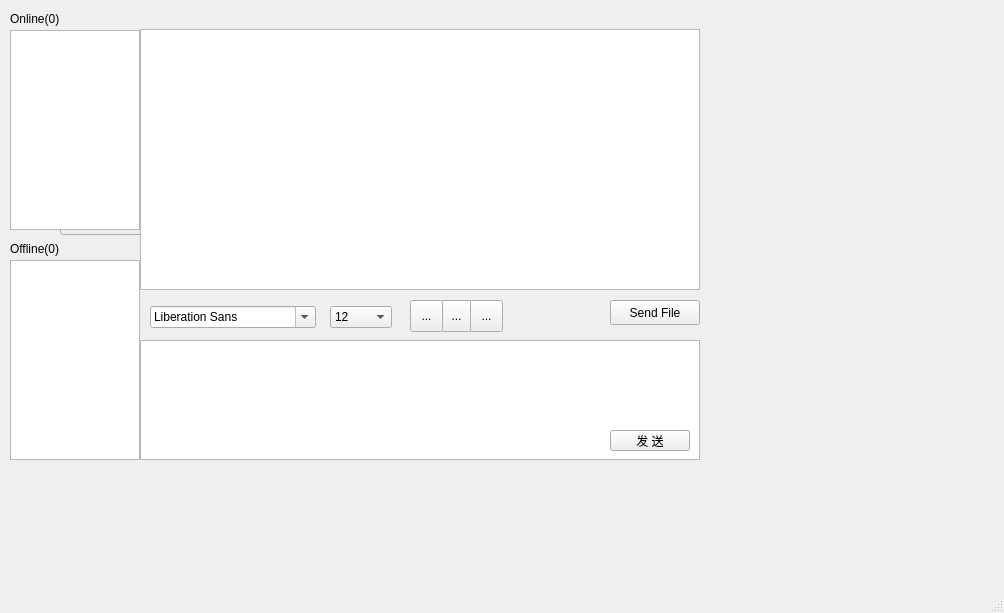
lirunquan/TCPChat, file Client/mainwindow.ui: the form before one commit.
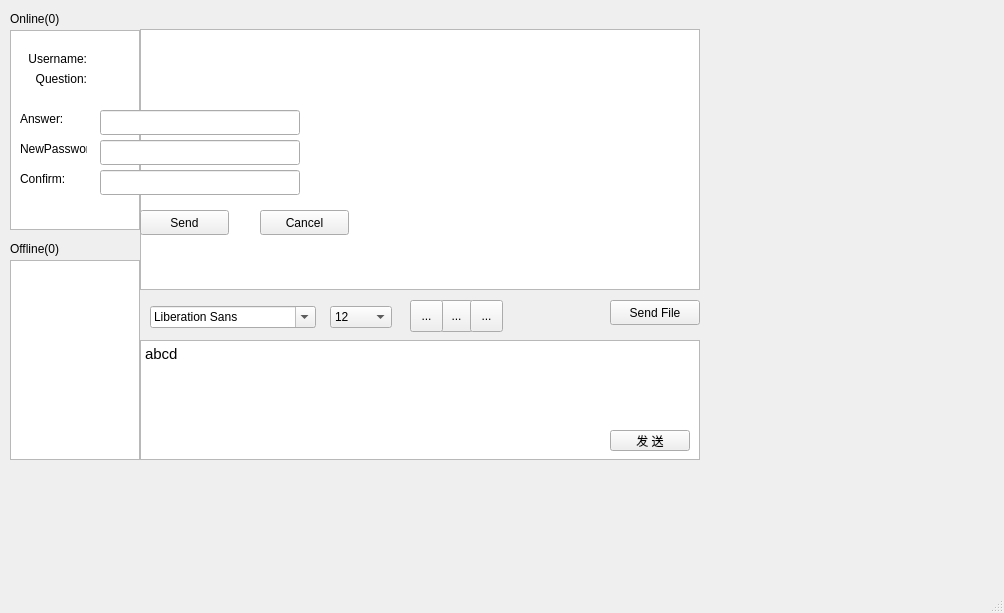
The form after the commit. The open tabs and pages were chosen to show the change. Icons and pictures are not drawn.

Commit message: fix major questions

What changed in the file:
```diff
--- a/Client/mainwindow.ui
+++ b/Client/mainwindow.ui
@@ -24,7 +24,7 @@
      </rect>
     </property>
     <property name="currentIndex">
-     <number>1</number>
+     <number>3</number>
     </property>
     <widget class="QWidget" name="page_5"/>
     <widget class="QWidget" name="page">
@@ -446,7 +446,7 @@
      <widget class="QPushButton" name="f_send">
       <property name="geometry">
        <rect>
-        <x>60</x>
+        <x>140</x>
         <y>160</y>
         <width>89</width>
         <height>25</height>
@@ -640,6 +640,13 @@
        <height>120</height>
       </rect>
      </property>
+     <property name="html">
+      <string>&lt;!DOCTYPE HTML PUBLIC &quot;-//W3C//DTD HTML 4.0//EN&quot; &quot;http://www.w3.org/TR/REC-html40/strict.dtd&quot;&gt;
+&lt;html&gt;&lt;head&gt;&lt;meta name=&quot;qrichtext&quot; content=&quot;1&quot; /&gt;&lt;style type=&quot;text/css&quot;&gt;
+p, li { white-space: pre-wrap; }
+&lt;/style&gt;&lt;/head&gt;&lt;body style=&quot; font-family:'Ubuntu'; font-size:11pt; font-weight:400; font-style:normal;&quot;&gt;
+&lt;p style=&quot; margin-top:0px; margin-bottom:0px; margin-left:0px; margin-right:0px; -qt-block-indent:0; text-indent:0px;&quot;&gt;abcd&lt;/p&gt;&lt;/body&gt;&lt;/html&gt;</string>
+     </property>
     </widget>
     <widget class="QToolButton" name="italicButton">
      <property name="geometry">
@@ -827,6 +834,9 @@
     <zorder>c_off_label</zorder>
     <zorder>recver_label</zorder>
    </widget>
+   <zorder>chatWidget</zorder>
+   <zorder>stackedWidget</zorder>
+   <zorder>frame</zorder>
   </widget>
   <widget class="QMenuBar" name="menuBar">
    <property name="geometry">
```
The commit also changes 1 other file.
